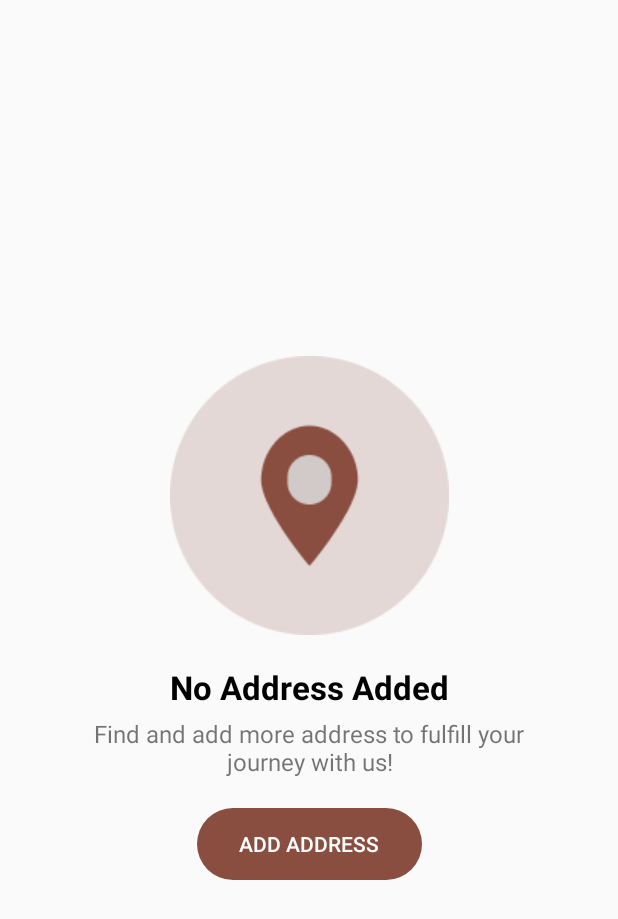
After one commit to thuydung180/LaFavor2024, an Android app: the layout item_address_empty.xml on its own in the app's theme, with its tools: preview values and no code run, on a phone screen of 412 x 824 dp. The commit adds this screen. Shown: the top 919 px of the screen. Run offline under Robolectric (Android 15) with nearby library versions, the phone set to English and light mode, and no system bars.

Commit message:
my address item done

```diff
--- a/app/src/main/res/layout/activity_about_us.xml
+++ b/app/src/main/res/layout/activity_about_us.xml
@@ -48,9 +48,11 @@
             </LinearLayout>
 
             <ImageView
+                android:id="@+id/imvAboutUs"
                 android:layout_marginTop="20dp"
                 android:layout_width="match_parent"
                 android:layout_height="250dp"
+                android:background="@drawable/round_background"
                 android:src="@drawable/bakery"/>
 
             <TextView
--- /dev/null
+++ b/app/src/main/res/layout/item_address_empty.xml
@@ -0,0 +1,61 @@
+<?xml version="1.0" encoding="utf-8"?>
+<androidx.constraintlayout.widget.ConstraintLayout xmlns:android="http://schemas.android.com/apk/res/android"
+    xmlns:app="http://schemas.android.com/apk/res-auto"
+    android:layout_width="match_parent"
+    android:layout_height="match_parent">
+
+    <ImageView
+        android:id="@+id/imvEmptyAddress"
+        android:layout_width="wrap_content"
+        android:layout_height="wrap_content"
+        android:src="@drawable/image_address_empty"
+        app:layout_constraintBottom_toTopOf="@+id/txtNoAddress"
+        app:layout_constraintEnd_toEndOf="parent"
+        app:layout_constraintStart_toStartOf="parent"
+        app:layout_constraintTop_toTopOf="parent"
+        app:layout_constraintVertical_chainStyle="packed" />
+
+    <TextView
+        android:id="@+id/txtNoAddress"
+        android:layout_width="wrap_content"
+        android:layout_height="wrap_content"
+        android:layout_marginTop="20dp"
+        android:text="@string/no_address_added"
+        android:textColor="@color/black"
+        android:textSize="22sp"
+        android:textStyle="bold"
+        app:layout_constraintBottom_toTopOf="@id/txtAddressAdvise"
+        app:layout_constraintEnd_toEndOf="@+id/imvEmptyAddress"
+        app:layout_constraintStart_toStartOf="@+id/imvEmptyAddress"
+        app:layout_constraintTop_toBottomOf="@+id/imvEmptyAddress" />
+
+    <TextView
+        android:id="@+id/txtAddressAdvise"
+        android:layout_width="0dp"
+        android:layout_height="wrap_content"
+        android:layout_marginHorizontal="40dp"
+        android:layout_marginTop="5dp"
+        android:text="@string/address_advise"
+        android:textAlignment="center"
+        android:textSize="16sp"
+        app:layout_constraintBottom_toTopOf="@id/btnAddAddress"
+        app:layout_constraintEnd_toEndOf="parent"
+        app:layout_constraintStart_toStartOf="parent"
+        app:layout_constraintTop_toBottomOf="@+id/txtNoAddress" />
+
+    <Button
+        android:id="@+id/btnAddAddress"
+        android:layout_width="150dp"
+        android:layout_height="wrap_content"
+        android:layout_marginTop="20dp"
+        android:background="@drawable/corner_background"
+        android:backgroundTint="@color/primary"
+        android:text="Add Address"
+        android:textColor="@color/white"
+        app:layout_constraintBottom_toBottomOf="parent"
+        app:layout_constraintEnd_toEndOf="parent"
+        app:layout_constraintStart_toStartOf="parent"
+        app:layout_constraintTop_toBottomOf="@+id/txtAddressAdvise" />
+
+
+</androidx.constraintlayout.widget.ConstraintLayout>
--- a/app/src/main/res/values/colors.xml
+++ b/app/src/main/res/values/colors.xml
@@ -7,4 +7,5 @@
     <color name="gray1">#696969</color>
     <color name="gray2">#343434</color>
     <color name="line">#BFD9D9D9</color>
+    <color name="yellow">#F8B64C</color>
 </resources>
--- a/app/src/main/res/values/strings.xml
+++ b/app/src/main/res/values/strings.xml
@@ -17,6 +17,9 @@
     <string name="setting_security">Security</string>
     <string name="company_name">LaFavor Corporation Inc</string>
     <string name="introduction">Lafavor was founded in 2023 by Vision Girl. This is a startup company that made and sold a bunch of bread which are from France. Visit our website to know more: https://lafavor-2c8ce.web. app/</string>
+    <string name="AddressStatus">Default</string>
+    <string name="no_address_added">No Address Added</string>
+    <string name="address_advise">Find and add more address to fulfill your journey with us!</string>
 
     <!--    Splashscreen-->
     <string name="skip">Skip</string>
```
Also changed, not shown: app/src/main/java/com/nhom5/lafavor2024/AboutUs.java (+10 -1 lines), app/src/main/res/drawable/custom_shape.xml (added, +10 -0 lines), app/src/main/res/layout/item_address.xml (+67 -4 lines), app/src/main/res/drawable/image_address_empty.png (added).
